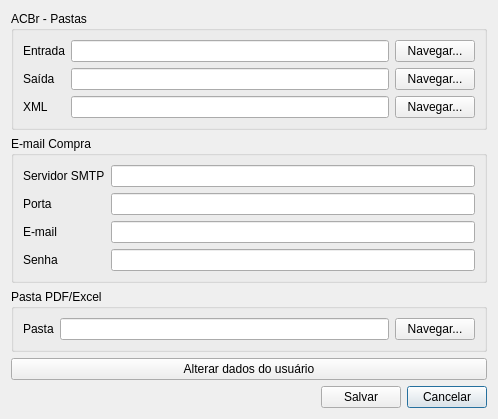
Above: ui/userconfig.ui from lellisls/ERP-STACCATO before the change. Below: the same form after it.
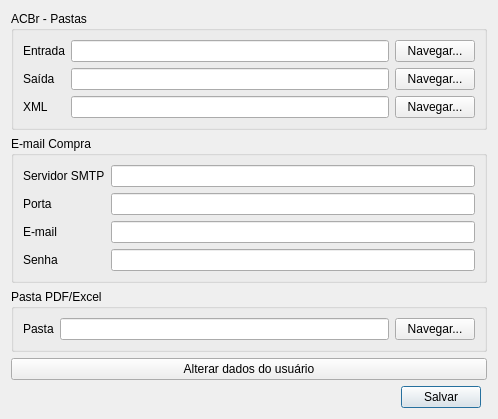
That is the form after the change.

Commit message: Removido botões de Cancelar

Diff of the .ui file:
```diff
--- a/ui/userconfig.ui
+++ b/ui/userconfig.ui
@@ -27,13 +27,6 @@
      </property>
     </spacer>
    </item>
-   <item row="4" column="2">
-    <widget class="QPushButton" name="pushButtonCancelar">
-     <property name="text">
-      <string>Cancelar</string>
-     </property>
-    </widget>
-   </item>
    <item row="4" column="1">
     <widget class="QPushButton" name="pushButtonSalvar">
      <property name="text">
```
The commit also changes 62 other files.
